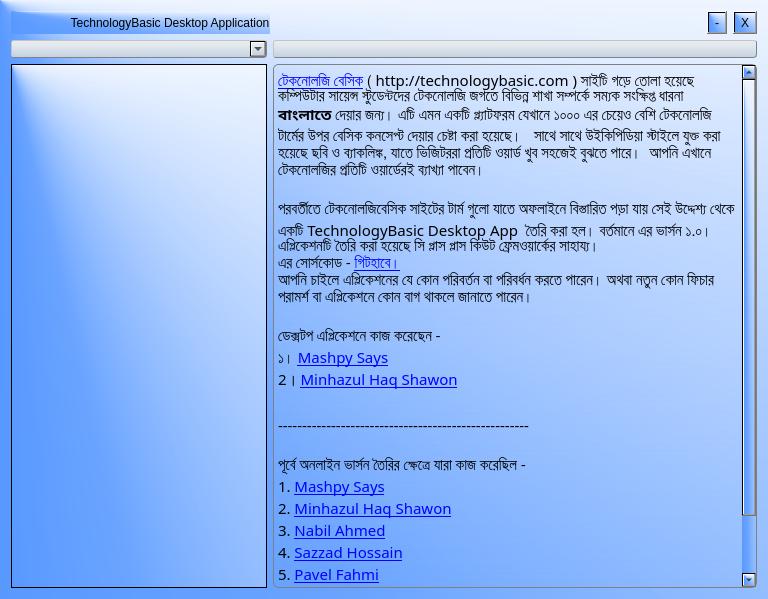
Mashpy/TechnologyBasic-Software, file TechnologyBasic/mainwindow.ui: the form before one commit.
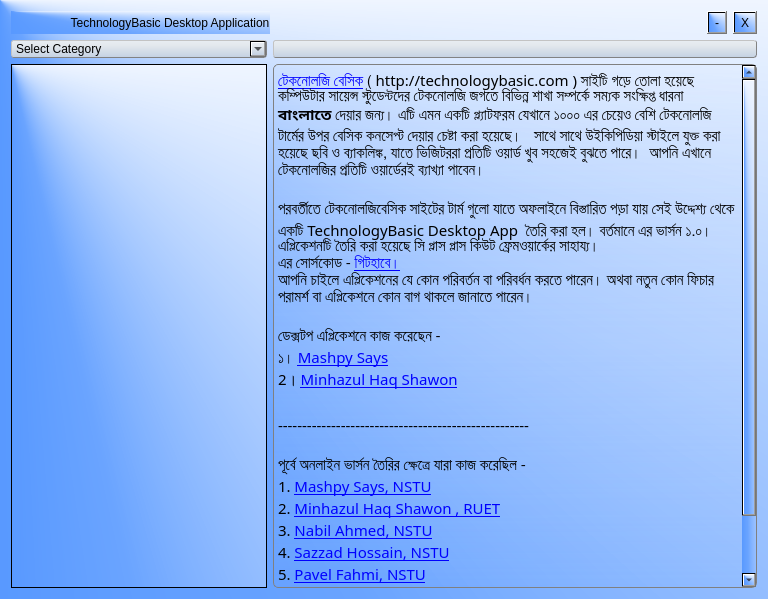
The form after the commit.

Commit message: Developed by Mashpy Says

The edit to the form file:
```diff
--- a/TechnologyBasic/mainwindow.ui
+++ b/TechnologyBasic/mainwindow.ui
@@ -355,6 +355,11 @@
 border-radius: 3px;
 border-color: rgb(130, 130, 130);</string>
             </property>
+            <item>
+             <property name="text">
+              <string>Select Category</string>
+             </property>
+            </item>
            </widget>
           </item>
           <item>
@@ -424,7 +429,7 @@
 &lt;html&gt;&lt;head&gt;&lt;meta name=&quot;qrichtext&quot; content=&quot;1&quot; /&gt;&lt;style type=&quot;text/css&quot;&gt;
 p, li { white-space: pre-wrap; }
 &lt;/style&gt;&lt;/head&gt;&lt;body style=&quot; font-family:'SolaimanLipi'; font-size:8.25pt; font-weight:400; font-style:normal;&quot;&gt;
-&lt;p style=&quot; margin-top:0px; margin-bottom:0px; margin-left:0px; margin-right:0px; -qt-block-indent:0; text-indent:0px;&quot;&gt;&lt;a href=&quot;http://technologybasic.com &quot;&gt;&lt;span style=&quot; font-size:11pt; text-decoration: underline; color:#0000ff;&quot;&gt;টেকনোলজি বেসিক&lt;/span&gt;&lt;/a&gt;&lt;span style=&quot; font-size:11pt;&quot;&gt; ( http://technologybasic.com ) সাইটি গড়ে তোলা হয়েছে কম্পিউটার সায়েন্স স্টুডেন্টদের টেকনোলজি জগতে বিভিন্ন শাখা সম্পর্কে সম্যক সংক্ষিপ্ত ধারনা &lt;/span&gt;&lt;span style=&quot; font-size:11pt; font-weight:600;&quot;&gt;বাংলাতে&lt;/span&gt;&lt;span style=&quot; font-size:11pt;&quot;&gt; দেয়ার জন্য। এটি এমন একটি প্ল্যাটফরম যেখানে ১০০০ এর চেয়েও বেশি টেকনোলজি টার্মের উপর বেসিক কনসেপ্ট দেয়ার চেষ্টা করা হয়েছে।   সাথে সাথে উইকিপিডিয়া স্টাইলে যুক্ত করা হয়েছে ছবি ও ব্যাকলিঙ্ক, যাতে ভিজিটররা প্রতিটি ওয়ার্ড খুব সহজেই বুঝতে পারে।  আপনি এখানে টেকনোলজির প্রতিটি ওয়ার্ডেরই ব্যাখ্যা পাবেন। &lt;/span&gt;&lt;/p&gt;
+&lt;p style=&quot; margin-top:0px; margin-bottom:0px; margin-left:0px; margin-right:0px; -qt-block-indent:0; text-indent:0px;&quot;&gt;&lt;a href=&quot;http://technologybasic.com&quot;&gt;&lt;span style=&quot; font-size:11pt; text-decoration: underline; color:#0000ff;&quot;&gt;টেকনোলজি বেসিক&lt;/span&gt;&lt;/a&gt;&lt;span style=&quot; font-size:11pt;&quot;&gt; ( http://technologybasic.com ) সাইটি গড়ে তোলা হয়েছে কম্পিউটার সায়েন্স স্টুডেন্টদের টেকনোলজি জগতে বিভিন্ন শাখা সম্পর্কে সম্যক সংক্ষিপ্ত ধারনা &lt;/span&gt;&lt;span style=&quot; font-size:11pt; font-weight:600;&quot;&gt;বাংলাতে&lt;/span&gt;&lt;span style=&quot; font-size:11pt;&quot;&gt; দেয়ার জন্য। এটি এমন একটি প্ল্যাটফরম যেখানে ১০০০ এর চেয়েও বেশি টেকনোলজি টার্মের উপর বেসিক কনসেপ্ট দেয়ার চেষ্টা করা হয়েছে।   সাথে সাথে উইকিপিডিয়া স্টাইলে যুক্ত করা হয়েছে ছবি ও ব্যাকলিঙ্ক, যাতে ভিজিটররা প্রতিটি ওয়ার্ড খুব সহজেই বুঝতে পারে।  আপনি এখানে টেকনোলজির প্রতিটি ওয়ার্ডেরই ব্যাখ্যা পাবেন। &lt;/span&gt;&lt;/p&gt;
 &lt;p style=&quot;-qt-paragraph-type:empty; margin-top:0px; margin-bottom:0px; margin-left:0px; margin-right:0px; -qt-block-indent:0; text-indent:0px; font-size:11pt;&quot;&gt;&lt;/p&gt;
 &lt;p style=&quot; margin-top:0px; margin-bottom:0px; margin-left:0px; margin-right:0px; -qt-block-indent:0; text-indent:0px;&quot;&gt;&lt;span style=&quot; font-size:11pt;&quot;&gt;পরবর্তীতে টেকনোলজিবেসিক সাইটের টার্ম গুলো যাতে অফলাইনে বিস্তারিত পড়া যায় সেই উদ্দেশ্য থেকে একটি TechnologyBasic Desktop App  তৈরি করা হল। বর্তমানে এর ভার্সন ১.০। এপ্লিকেশনটি তৈরি করা হয়েছে সি প্লাস প্লাস কিউট ফ্রেমওয়ার্কের সাহায্য। &lt;/span&gt;&lt;/p&gt;
 &lt;p style=&quot; margin-top:0px; margin-bottom:0px; margin-left:0px; margin-right:0px; -qt-block-indent:0; text-indent:0px;&quot;&gt;&lt;span style=&quot; font-size:11pt;&quot;&gt;এর সোর্সকোড - &lt;/span&gt;&lt;a href=&quot;https://github.com/Mashpy/TechnologyBasic-Software&quot;&gt;&lt;span style=&quot; font-size:11pt; text-decoration: underline; color:#0000ff;&quot;&gt;গিটহাবে।&lt;/span&gt;&lt;/a&gt;&lt;/p&gt;
@@ -437,13 +442,13 @@
 &lt;p style=&quot; margin-top:0px; margin-bottom:0px; margin-left:0px; margin-right:0px; -qt-block-indent:0; text-indent:0px;&quot;&gt;&lt;span style=&quot; font-size:11pt;&quot;&gt;----------------------------------------------------&lt;/span&gt;&lt;/p&gt;
 &lt;p style=&quot;-qt-paragraph-type:empty; margin-top:0px; margin-bottom:0px; margin-left:0px; margin-right:0px; -qt-block-indent:0; text-indent:0px; font-size:11pt; text-decoration: underline; color:#0000ff;&quot;&gt;&lt;/p&gt;
 &lt;p style=&quot; margin-top:0px; margin-bottom:0px; margin-left:0px; margin-right:0px; -qt-block-indent:0; text-indent:0px;&quot;&gt;&lt;span style=&quot; font-size:11pt;&quot;&gt;পূর্বে অনলাইন ভার্সন তৈরির ক্ষেত্রে যারা কাজ করেছিল - &lt;/span&gt;&lt;/p&gt;
-&lt;p style=&quot; margin-top:0px; margin-bottom:0px; margin-left:0px; margin-right:0px; -qt-block-indent:0; text-indent:0px;&quot;&gt;&lt;span style=&quot; font-size:11pt;&quot;&gt;1. &lt;/span&gt;&lt;a href=&quot;http://mashpysays.blogspot.com/&quot;&gt;&lt;span style=&quot; font-size:11pt; text-decoration: underline; color:#0000ff;&quot;&gt;Mashpy Says&lt;/span&gt;&lt;/a&gt;&lt;/p&gt;
-&lt;p style=&quot; margin-top:0px; margin-bottom:0px; margin-left:0px; margin-right:0px; -qt-block-indent:0; text-indent:0px;&quot;&gt;&lt;span style=&quot; font-size:11pt;&quot;&gt;2. &lt;/span&gt;&lt;a href=&quot;http://minhazulhaque.com/&quot;&gt;&lt;span style=&quot; font-size:11pt; text-decoration: underline; color:#0000ff;&quot;&gt;Minhazul Haq Shawon&lt;/span&gt;&lt;/a&gt;&lt;/p&gt;
-&lt;p style=&quot; margin-top:0px; margin-bottom:0px; margin-left:0px; margin-right:0px; -qt-block-indent:0; text-indent:0px;&quot;&gt;&lt;span style=&quot; font-size:11pt;&quot;&gt;3. &lt;/span&gt;&lt;a href=&quot;http://www.facebook.com/Nabil5352&quot;&gt;&lt;span style=&quot; font-size:11pt; text-decoration: underline; color:#0000ff;&quot;&gt;Nabil Ahmed&lt;/span&gt;&lt;/a&gt;&lt;/p&gt;
-&lt;p style=&quot; margin-top:0px; margin-bottom:0px; margin-left:0px; margin-right:0px; -qt-block-indent:0; text-indent:0px;&quot;&gt;&lt;span style=&quot; font-size:11pt;&quot;&gt;4. &lt;/span&gt;&lt;a href=&quot;http://www.facebook.com/sazzadh2&quot;&gt;&lt;span style=&quot; font-size:11pt; text-decoration: underline; color:#0000ff;&quot;&gt;Sazzad Hossain&lt;/span&gt;&lt;/a&gt;&lt;/p&gt;
-&lt;p style=&quot; margin-top:0px; margin-bottom:0px; margin-left:0px; margin-right:0px; -qt-block-indent:0; text-indent:0px;&quot;&gt;&lt;span style=&quot; font-size:11pt;&quot;&gt;5. &lt;/span&gt;&lt;a href=&quot;http://www.facebook.com/pavel.fahmi1&quot;&gt;&lt;span style=&quot; font-size:11pt; text-decoration: underline; color:#0000ff;&quot;&gt;Pavel Fahmi&lt;/span&gt;&lt;/a&gt;&lt;/p&gt;
-&lt;p style=&quot; margin-top:0px; margin-bottom:0px; margin-left:0px; margin-right:0px; -qt-block-indent:0; text-indent:0px;&quot;&gt;&lt;span style=&quot; font-size:11pt;&quot;&gt;6. &lt;/span&gt;&lt;a href=&quot;polycste@gmail.com&quot;&gt;&lt;span style=&quot; font-size:11pt; text-decoration: underline; color:#0000ff;&quot;&gt;Fahmida Poly&lt;/span&gt;&lt;/a&gt;&lt;/p&gt;
-&lt;p style=&quot; margin-top:0px; margin-bottom:0px; margin-left:0px; margin-right:0px; -qt-block-indent:0; text-indent:0px;&quot;&gt;&lt;span style=&quot; font-size:11pt;&quot;&gt;7. &lt;/span&gt;&lt;a href=&quot;http://computerclubbd.com/&quot;&gt;&lt;span style=&quot; font-size:11pt; text-decoration: underline; color:#0000ff;&quot;&gt;Foysal Hossain Sohag&lt;/span&gt;&lt;/a&gt;&lt;/p&gt;
+&lt;p style=&quot; margin-top:0px; margin-bottom:0px; margin-left:0px; margin-right:0px; -qt-block-indent:0; text-indent:0px;&quot;&gt;&lt;span style=&quot; font-size:11pt;&quot;&gt;1. &lt;/span&gt;&lt;a href=&quot;http://mashpysays.blogspot.com/&quot;&gt;&lt;span style=&quot; font-size:11pt; text-decoration: underline; color:#0000ff;&quot;&gt;Mashpy Says, &lt;/span&gt;&lt;/a&gt;&lt;a href=&quot;http://nstu.edu.bd/&quot;&gt;&lt;span style=&quot; font-size:11pt; text-decoration: underline; color:#0000ff;&quot;&gt;NSTU&lt;/span&gt;&lt;/a&gt;&lt;/p&gt;
+&lt;p style=&quot; margin-top:0px; margin-bottom:0px; margin-left:0px; margin-right:0px; -qt-block-indent:0; text-indent:0px;&quot;&gt;&lt;span style=&quot; font-size:11pt;&quot;&gt;2. &lt;/span&gt;&lt;a href=&quot;http://minhazulhaque.com/&quot;&gt;&lt;span style=&quot; font-size:11pt; text-decoration: underline; color:#0000ff;&quot;&gt;Minhazul Haq Shawon , &lt;/span&gt;&lt;/a&gt;&lt;a href=&quot;http://www.ruet.ac.bd/&quot;&gt;&lt;span style=&quot; font-size:11pt; text-decoration: underline; color:#0000ff;&quot;&gt;RUET&lt;/span&gt;&lt;/a&gt;&lt;/p&gt;
+&lt;p style=&quot; margin-top:0px; margin-bottom:0px; margin-left:0px; margin-right:0px; -qt-block-indent:0; text-indent:0px;&quot;&gt;&lt;span style=&quot; font-size:11pt;&quot;&gt;3. &lt;/span&gt;&lt;a href=&quot;http://www.facebook.com/Nabil5352&quot;&gt;&lt;span style=&quot; font-size:11pt; text-decoration: underline; color:#0000ff;&quot;&gt;Nabil Ahmed&lt;/span&gt;&lt;/a&gt;&lt;a href=&quot;http://mashpysays.blogspot.com/&quot;&gt;&lt;span style=&quot; font-size:11pt; text-decoration: underline; color:#0000ff;&quot;&gt;, &lt;/span&gt;&lt;/a&gt;&lt;a href=&quot;http://nstu.edu.bd/&quot;&gt;&lt;span style=&quot; font-size:11pt; text-decoration: underline; color:#0000ff;&quot;&gt;NSTU&lt;/span&gt;&lt;/a&gt;&lt;/p&gt;
+&lt;p style=&quot; margin-top:0px; margin-bottom:0px; margin-left:0px; margin-right:0px; -qt-block-indent:0; text-indent:0px;&quot;&gt;&lt;span style=&quot; font-size:11pt;&quot;&gt;4. &lt;/span&gt;&lt;a href=&quot;http://www.facebook.com/sazzadh2&quot;&gt;&lt;span style=&quot; font-size:11pt; text-decoration: underline; color:#0000ff;&quot;&gt;Sazzad Hossain&lt;/span&gt;&lt;/a&gt;&lt;a href=&quot;http://mashpysays.blogspot.com/&quot;&gt;&lt;span style=&quot; font-size:11pt; text-decoration: underline; color:#0000ff;&quot;&gt;, &lt;/span&gt;&lt;/a&gt;&lt;a href=&quot;http://nstu.edu.bd/&quot;&gt;&lt;span style=&quot; font-size:11pt; text-decoration: underline; color:#0000ff;&quot;&gt;NSTU&lt;/span&gt;&lt;/a&gt;&lt;/p&gt;
+&lt;p style=&quot; margin-top:0px; margin-bottom:0px; margin-left:0px; margin-right:0px; -qt-block-indent:0; text-indent:0px;&quot;&gt;&lt;span style=&quot; font-size:11pt;&quot;&gt;5. &lt;/span&gt;&lt;a href=&quot;http://www.facebook.com/pavel.fahmi1&quot;&gt;&lt;span style=&quot; font-size:11pt; text-decoration: underline; color:#0000ff;&quot;&gt;Pavel Fahmi&lt;/span&gt;&lt;/a&gt;&lt;a href=&quot;http://mashpysays.blogspot.com/&quot;&gt;&lt;span style=&quot; font-size:11pt; text-decoration: underline; color:#0000ff;&quot;&gt;, &lt;/span&gt;&lt;/a&gt;&lt;a href=&quot;http://nstu.edu.bd/&quot;&gt;&lt;span style=&quot; font-size:11pt; text-decoration: underline; color:#0000ff;&quot;&gt;NSTU&lt;/span&gt;&lt;/a&gt;&lt;/p&gt;
+&lt;p style=&quot; margin-top:0px; margin-bottom:0px; margin-left:0px; margin-right:0px; -qt-block-indent:0; text-indent:0px;&quot;&gt;&lt;span style=&quot; font-size:11pt;&quot;&gt;6. &lt;/span&gt;&lt;a href=&quot;mailto:polycste@gmail.com&quot;&gt;&lt;span style=&quot; font-size:11pt; text-decoration: underline; color:#0000ff;&quot;&gt;Fahmida Poly, &lt;/span&gt;&lt;/a&gt;&lt;a href=&quot;http://nstu.edu.bd/&quot;&gt;&lt;span style=&quot; font-size:11pt; text-decoration: underline; color:#0000ff;&quot;&gt;NSTU&lt;/span&gt;&lt;/a&gt;&lt;/p&gt;
+&lt;p style=&quot; margin-top:0px; margin-bottom:0px; margin-left:0px; margin-right:0px; -qt-block-indent:0; text-indent:0px;&quot;&gt;&lt;span style=&quot; font-size:11pt;&quot;&gt;7. &lt;/span&gt;&lt;a href=&quot;http://computerclubbd.com/&quot;&gt;&lt;span style=&quot; font-size:11pt; text-decoration: underline; color:#0000ff;&quot;&gt;Foysal Hossain Sohag, &lt;/span&gt;&lt;/a&gt;&lt;a href=&quot;http://www.nub.ac.bd/&quot;&gt;&lt;span style=&quot; font-size:11pt; text-decoration: underline; color:#0000ff;&quot;&gt;NUB&lt;/span&gt;&lt;/a&gt;&lt;/p&gt;
 &lt;p style=&quot;-qt-paragraph-type:empty; margin-top:0px; margin-bottom:0px; margin-left:0px; margin-right:0px; -qt-block-indent:0; text-indent:0px; font-size:11pt;&quot;&gt;&lt;/p&gt;&lt;/body&gt;&lt;/html&gt;</string>
             </property>
             <property name="openExternalLinks">
```
Left out of the diff: 4 changed lines with no effect on the pictures. The commit also changes 5 other files.
